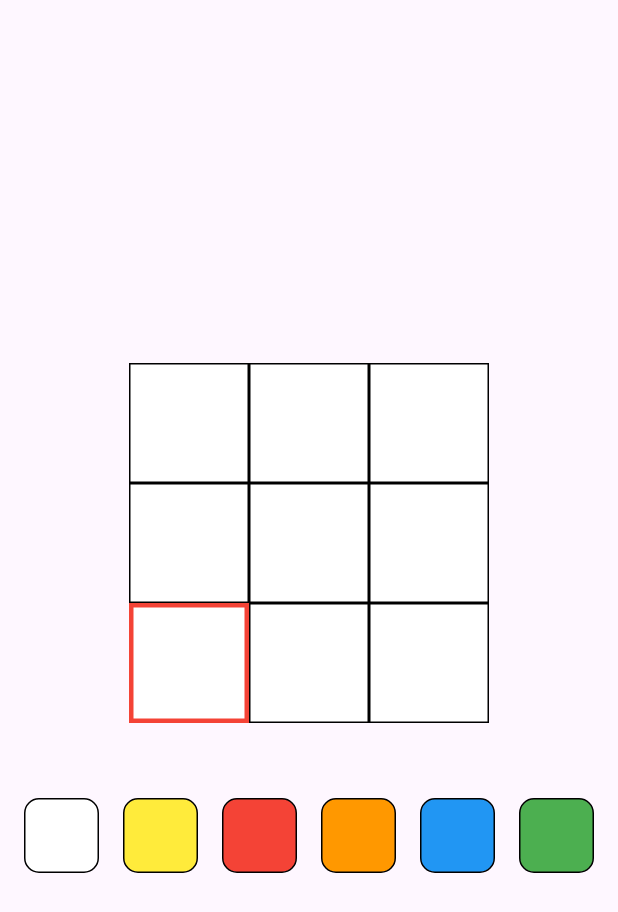
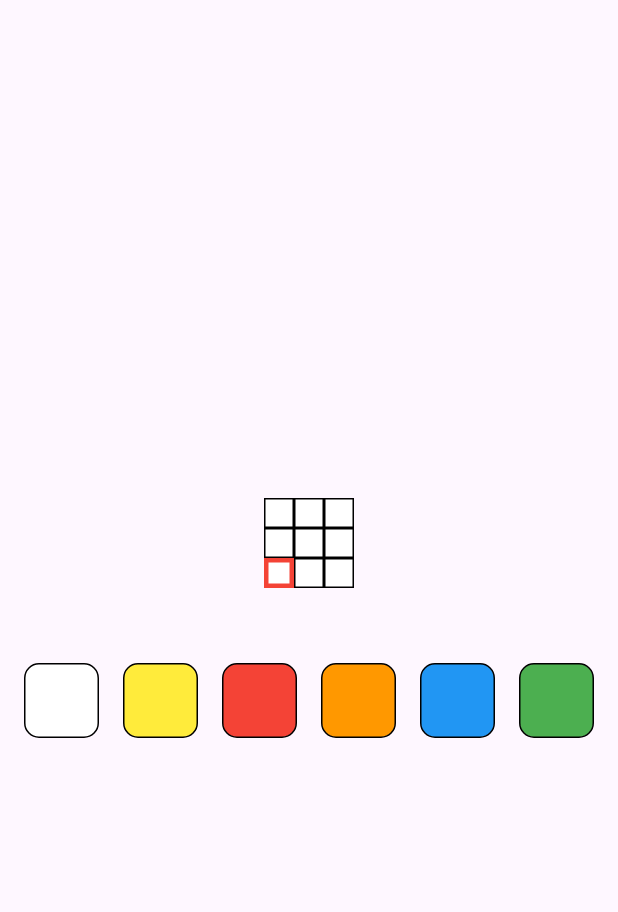
Before and after one commit to Lichyo/CyCube, a Flutter app: the CubeSetupPage screen opened directly, on a phone screen of 412 x 824 dp. Shown: the top 912 px of the screen. Run offline on Flutter 3.47's test engine with Material 3 defaults, Android fonts, the phone set to English and light mode, and no system bars; our stand-ins replace cloud_firestore, firebase_auth, firebase_core, gap, google_fonts; accounts and stored records are empty; network calls fail; statements that could not run were skipped.

Commit message:
Implement 2D face model & view (#13)
* center appbar title

* 2D model correct

* adjust show 2D face view with correct size

```diff
--- /dev/null
+++ b/lib/components/single_cube_component_face.dart
@@ -0,0 +1,28 @@
+import 'package:flutter/material.dart';
+import 'package:cy_cube/cube/single_cube_component_face_model.dart';
+
+class SingleCubeComponentFace extends StatelessWidget {
+  const SingleCubeComponentFace({
+    super.key,
+    required this.cubeFaceModel,
+    this.smaller = false,
+  });
+
+  final SingleCubeComponentFaceModel cubeFaceModel;
+  final bool smaller;
+
+  @override
+  Widget build(BuildContext context) {
+    return Container(
+      width: smaller ? 20 : 80,
+      height: smaller ? 20 : 80,
+      decoration: BoxDecoration(
+        color: cubeFaceModel.color,
+        border: Border.all(
+          width: cubeFaceModel.isSelected ? 3 : 1,
+          color: cubeFaceModel.isSelected ? Colors.red : Colors.black,
+        ),
+      ),
+    );
+  }
+}
--- a/lib/components/single_cube_face.dart
+++ b/lib/components/single_cube_face.dart
@@ -1,26 +1,45 @@
 import 'package:flutter/material.dart';
-import 'package:cy_cube/cube/cube_face_model.dart';
+import 'package:cy_cube/cube/single_cube_component_face_model.dart';
+import 'package:cy_cube/components/single_cube_component_face.dart';
 
 class SingleCubeFace extends StatelessWidget {
   const SingleCubeFace({
     super.key,
-    required this.cubeFaceModel,
+    required this.singleCubeComponentFaces,
   });
 
-  final CubeFaceModel cubeFaceModel;
+  final List<SingleCubeComponentFaceModel> singleCubeComponentFaces;
 
   @override
   Widget build(BuildContext context) {
-    return Container(
-      width: 80,
-      height: 80,
-      decoration: BoxDecoration(
-        color: cubeFaceModel.color,
-        border: Border.all(
-          width: cubeFaceModel.isSelected ? 3 : 1,
-          color: cubeFaceModel.isSelected ? Colors.red : Colors.black,
+    return Column(
+      mainAxisAlignment: MainAxisAlignment.center,
+      children: [
+        Row(
+          mainAxisAlignment: MainAxisAlignment.center,
+          children: [
+            SingleCubeComponentFace(cubeFaceModel: singleCubeComponentFaces[6], smaller: true,),
+            SingleCubeComponentFace(cubeFaceModel: singleCubeComponentFaces[7], smaller: true,),
+            SingleCubeComponentFace(cubeFaceModel: singleCubeComponentFaces[8], smaller: true,),
+          ],
         ),
-      ),
+        Row(
+          mainAxisAlignment: MainAxisAlignment.center,
+          children: [
+            SingleCubeComponentFace(cubeFaceModel: singleCubeComponentFaces[3], smaller: true,),
+            SingleCubeComponentFace(cubeFaceModel: singleCubeComponentFaces[4], smaller: true,),
+            SingleCubeComponentFace(cubeFaceModel: singleCubeComponentFaces[5], smaller: true,),
+          ],
+        ),
+        Row(
+          mainAxisAlignment: MainAxisAlignment.center,
+          children: [
+            SingleCubeComponentFace(cubeFaceModel: singleCubeComponentFaces[0], smaller: true,),
+            SingleCubeComponentFace(cubeFaceModel: singleCubeComponentFaces[1], smaller: true,),
+            SingleCubeComponentFace(cubeFaceModel: singleCubeComponentFaces[2], smaller: true,),
+          ],
+        ),
+      ],
     );
   }
 }
--- a/lib/cube/cube_face_model.dart
+++ b/lib/cube/single_cube_component_face_model.dart
@@ -1,11 +1,11 @@
 import 'package:flutter/material.dart';
 
-class CubeFaceModel {
+class SingleCubeComponentFaceModel {
   final int id;
   bool isSelected;
   Color? color;
 
-  CubeFaceModel({
+  SingleCubeComponentFaceModel({
     required this.id,
     this.color = Colors.white,
     required this.isSelected,
--- a/lib/view/cube_setup_page.dart
+++ b/lib/view/cube_setup_page.dart
@@ -1,7 +1,7 @@
 import 'package:flutter/material.dart';
 import 'package:gap/gap.dart';
 import 'package:cy_cube/components/pick_color_container.dart';
-import 'package:cy_cube/cube/cube_face_model.dart';
+import 'package:cy_cube/cube/single_cube_component_face_model.dart';
 import 'package:cy_cube/components/single_cube_face.dart';
 
 class CubeSetupPage extends StatefulWidget {
@@ -14,8 +14,8 @@ class CubeSetupPage extends StatefulWidget {
 class _CubeSetupPageState extends State<CubeSetupPage> {
   int _currentID = 0;
   Color pickColor = Colors.white;
-  List<CubeFaceModel> cubeFaces = [];
-  List<List<CubeFaceModel>> allCubeFaces = [];
+  List<SingleCubeComponentFaceModel> cubeFaces = [];
+  List<List<SingleCubeComponentFaceModel>> allCubeFaces = [];
 
   @override
   void initState() {
@@ -26,15 +26,15 @@ class _CubeSetupPageState extends State<CubeSetupPage> {
 
   void initCubeFaces() {
     cubeFaces = [];
-    cubeFaces.add(CubeFaceModel(id: 0, isSelected: true));
-    cubeFaces.add(CubeFaceModel(id: 1, isSelected: false));
-    cubeFaces.add(CubeFaceModel(id: 2, isSelected: false));
-    cubeFaces.add(CubeFaceModel(id: 3, isSelected: false));
-    cubeFaces.add(CubeFaceModel(id: 4, isSelected: false));
-    cubeFaces.add(CubeFaceModel(id: 5, isSelected: false));
-    cubeFaces.add(CubeFaceModel(id: 6, isSelected: false));
-    cubeFaces.add(CubeFaceModel(id: 7, isSelected: false));
-    cubeFaces.add(CubeFaceModel(id: 8, isSelected: false));
+    cubeFaces.add(SingleCubeComponentFaceModel(id: 0, isSelected: true));
+    cubeFaces.add(SingleCubeComponentFaceModel(id: 1, isSelected: false));
+    cubeFaces.add(SingleCubeComponentFaceModel(id: 2, isSelected: false));
+    cubeFaces.add(SingleCubeComponentFaceModel(id: 3, isSelected: false));
+    cubeFaces.add(SingleCubeComponentFaceModel(id: 4, isSelected: false));
+    cubeFaces.add(SingleCubeComponentFaceModel(id: 5, isSelected: false));
+    cubeFaces.add(SingleCubeComponentFaceModel(id: 6, isSelected: false));
+    cubeFaces.add(SingleCubeComponentFaceModel(id: 7, isSelected: false));
+    cubeFaces.add(SingleCubeComponentFaceModel(id: 8, isSelected: false));
   }
 
   void selectColor(Color color) {
@@ -68,35 +68,7 @@ class _CubeSetupPageState extends State<CubeSetupPage> {
       body: Column(
         mainAxisAlignment: MainAxisAlignment.center,
         children: [
-          Column(
-            mainAxisAlignment: MainAxisAlignment.center,
-            children: [
-              Row(
-                mainAxisAlignment: MainAxisAlignment.center,
-                children: [
-                  SingleCubeFace(cubeFaceModel: cubeFaces[6]),
-                  SingleCubeFace(cubeFaceModel: cubeFaces[7]),
-                  SingleCubeFace(cubeFaceModel: cubeFaces[8]),
-                ],
-              ),
-              Row(
-                mainAxisAlignment: MainAxisAlignment.center,
-                children: [
-                  SingleCubeFace(cubeFaceModel: cubeFaces[3]),
-                  SingleCubeFace(cubeFaceModel: cubeFaces[4]),
-                  SingleCubeFace(cubeFaceModel: cubeFaces[5]),
-                ],
-              ),
-              Row(
-                mainAxisAlignment: MainAxisAlignment.center,
-                children: [
-                  SingleCubeFace(cubeFaceModel: cubeFaces[0]),
-                  SingleCubeFace(cubeFaceModel: cubeFaces[1]),
-                  SingleCubeFace(cubeFaceModel: cubeFaces[2]),
-                ],
-              ),
-            ],
-          ),
+          SingleCubeFace(singleCubeComponentFaces: cubeFaces),
           const Gap(50),
           Row(
             mainAxisAlignment: MainAxisAlignment.spaceEvenly,
--- a/pubspec.yaml
+++ b/pubspec.yaml
@@ -69,8 +69,8 @@ flutter:
   uses-material-design: true
 
   # To add assets to your application, add an assets section, like this:
-  # assets:
-  #   - images/a_dot_burr.jpeg
+  assets:
+    - images/
   #   - images/a_dot_ham.jpeg
 
   # An image asset can refer to one or more resolution-specific "variants", see
```
Also changed, not shown: lib/components/cube_state_in_2D.dart (added, +70 -0 lines), lib/cube/cube_state.dart (+36 -6 lines), lib/view/home_page.dart (+25 -5 lines), images/cube_icon.png (added).
